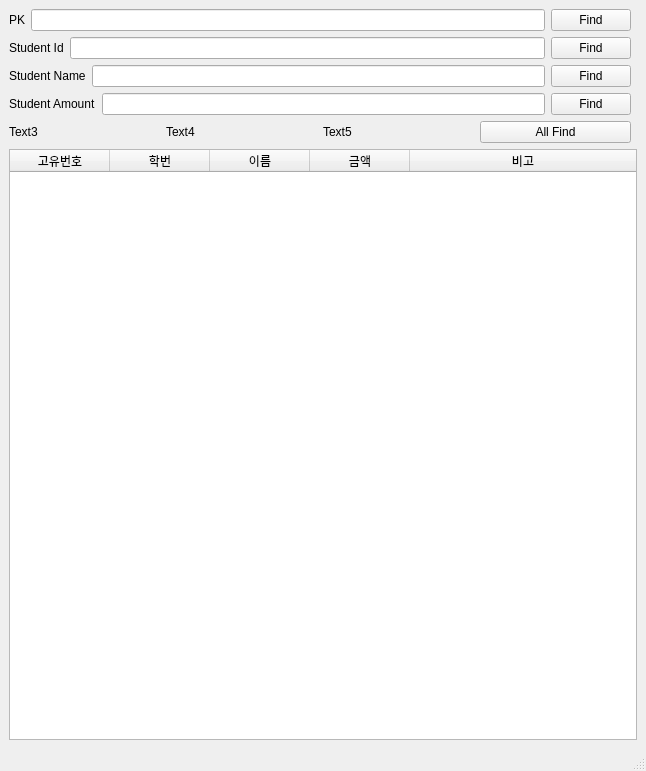
Before: the Qt Designer form ui/base/dbFind.ui in 0verfl0w767/db-manager-exe, drawn with Qt 5.
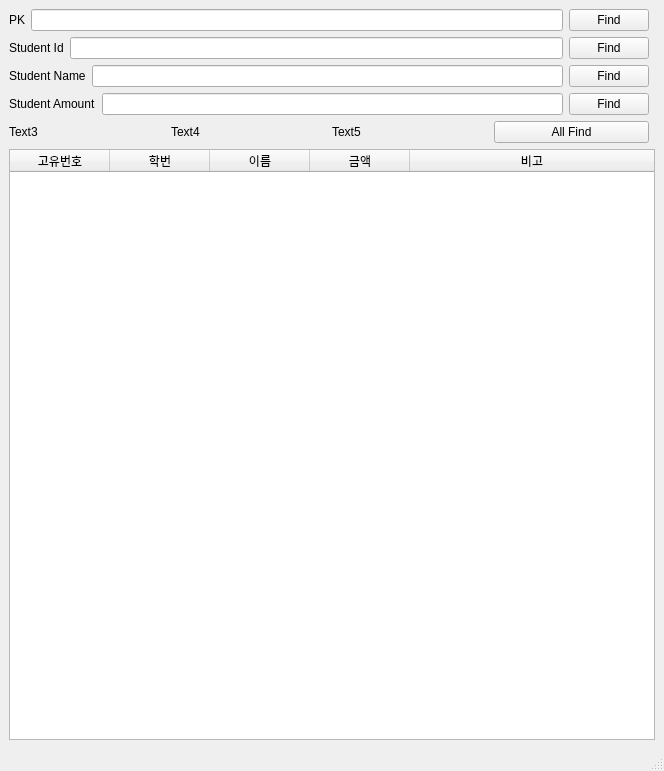
After: the same form once the commit is applied.

What changed in the file:
```diff
--- a/ui/base/dbFind.ui
+++ b/ui/base/dbFind.ui
@@ -6,7 +6,7 @@
    <rect>
     <x>0</x>
     <y>0</y>
-    <width>646</width>
+    <width>664</width>
     <height>771</height>
    </rect>
   </property>
```
Left out of the diff: 2 changed lines with no effect on the pictures.
